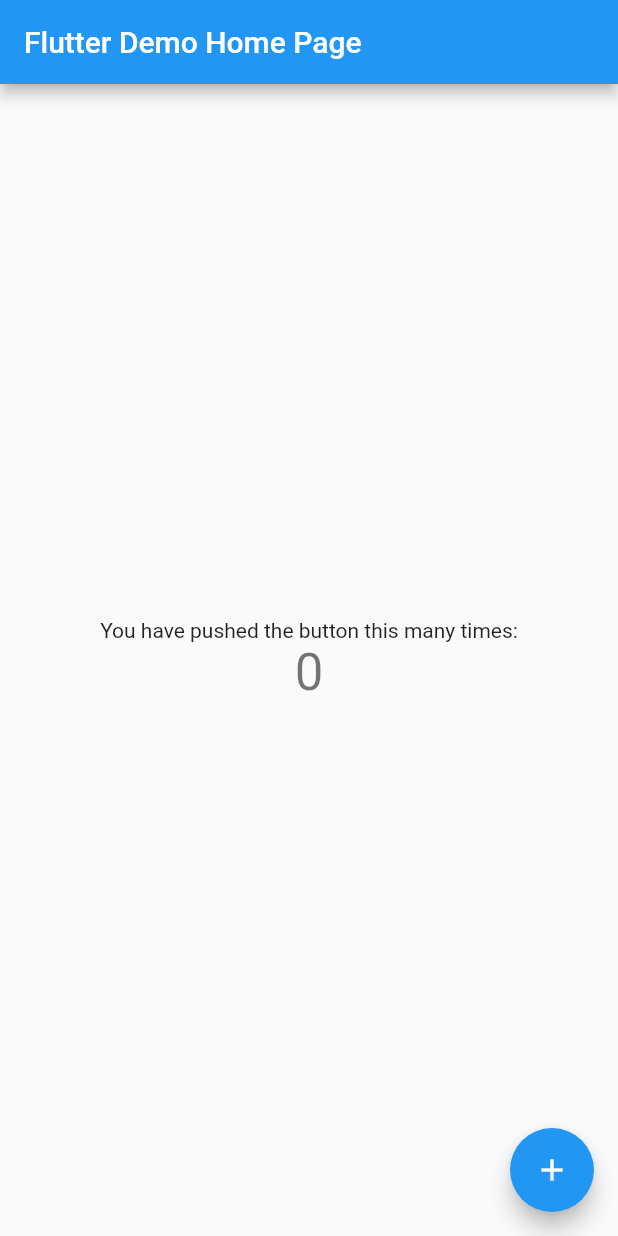
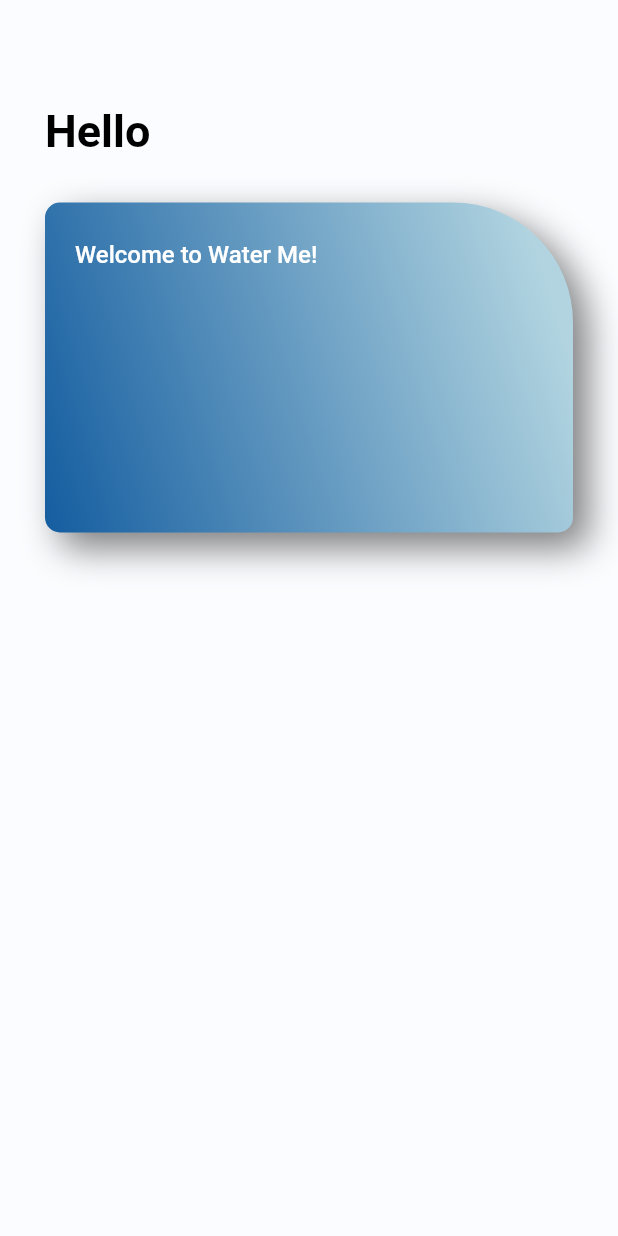
Before and after one commit to collierth/Team10-WaterMe, a Flutter app: the screen it shows after launch, on a phone screen of 412 x 824 dp. Run offline on Flutter 3.47's test engine with Material 2 defaults, Android fonts, the phone set to English and light mode, and no system bars.

Commit message:
Home Page UI Part 1

```diff
--- /dev/null
+++ b/waterme/lib/colors.dart
@@ -0,0 +1,11 @@
+import "dart:ui";
+
+import 'package:flutter/material.dart';
+
+class AppColor {
+  static Color homePageBackground=const Color(0xFFfbfcff);
+  static Color MidnightBlue = const Color(0xFF145DA0);
+  static Color DarkBlue = const Color(0xFF0c2D48);
+  static Color Blue = const Color(0xFF2E8BC0);
+  static Color BabyBlue = const Color(0xFFB1D4E0);
+}
--- /dev/null
+++ b/waterme/lib/home_page.dart
@@ -0,0 +1,90 @@
+import 'dart:convert';
+
+import 'package:flutter/cupertino.dart';
+import 'package:flutter/material.dart';
+import 'package:flutter/src/foundation/key.dart';
+import 'package:flutter/src/widgets/framework.dart';
+import 'colors.dart' as color;
+
+class HomePage extends StatefulWidget {
+  const HomePage({Key? key}) : super(key: key);
+
+  @override
+  State<HomePage> createState() => _HomePageState();
+}
+
+class _HomePageState extends State<HomePage> {
+  String greeting = 'Hello';
+  var dt = DateTime.now();
+  @override
+  Widget build(BuildContext context) {
+    return Scaffold(
+      backgroundColor: color.AppColor.homePageBackground,
+      body: Container(
+        padding: const EdgeInsets.only(top: 70, left: 30, right: 30),
+        child: Column(
+          children: [
+            Row(
+              children: [
+                Text(
+                  greeting,
+                  style: TextStyle(
+                    fontSize: 30,
+                    color: Colors.black,
+                    fontWeight: FontWeight.w700
+                  ),
+                ),
+              ],
+            ),
+            SizedBox(height: 30,),
+            Container(
+              width: MediaQuery.of(context).size.width,
+              height: 220,
+              decoration: BoxDecoration(
+                gradient: LinearGradient(
+                  colors: [
+                    color.AppColor.MidnightBlue,
+                    color.AppColor.BabyBlue,
+                  ],
+                  begin: Alignment.bottomLeft,
+                  end: Alignment.centerRight,
+                ),
+                borderRadius: BorderRadius.only(
+                  topLeft: Radius.circular(10),
+                  bottomLeft: Radius.circular(10),
+                  bottomRight: Radius.circular(10),
+                  topRight: Radius.circular(80),
+                ),
+                boxShadow: [
+                  BoxShadow(
+                    offset: Offset(10, 10),
+                    blurRadius: 20,
+                    color: Colors.black.withOpacity(0.5)
+                  )
+                ]
+              ),
+              child: Container(
+                padding: const EdgeInsets.only(left: 20, top: 25,),
+                child: Column(
+                  crossAxisAlignment: CrossAxisAlignment.start,
+                  children: [
+                    Text(
+                      "Welcome to Water Me!",
+                      style: TextStyle(
+                        fontSize: 16,
+                        fontWeight: FontWeight.w500,
+                        color: Colors.white,
+                      ),
+                    )
+                  ],
+                )
+              )
+
+            )
+          ]
+        ),
+      ),
+    );
+  }
+
+}
--- a/waterme/lib/main.dart
+++ b/waterme/lib/main.dart
@@ -1,4 +1,5 @@
 import 'package:flutter/material.dart';
+import 'package:waterme/home_page.dart';
 
 void main() {
   runApp(const MyApp());
@@ -13,103 +14,9 @@
     return MaterialApp(
       title: 'Flutter Demo',
       theme: ThemeData(
-        // This is the theme of your application.
-        //
-        // Try running your application with "flutter run". You'll see the
-        // application has a blue toolbar. Then, without quitting the app, try
-        // changing the primarySwatch below to Colors.green and then invoke
-        // "hot reload" (press "r" in the console where you ran "flutter run",
-        // or simply save your changes to "hot reload" in a Flutter IDE).
-        // Notice that the counter didn't reset back to zero; the application
-        // is not restarted.
         primarySwatch: Colors.blue,
       ),
-      home: const MyHomePage(title: 'Flutter Demo Home Page'),
+      home: HomePage(),
     );
   }
 }
-
-class MyHomePage extends StatefulWidget {
-  const MyHomePage({Key? key, required this.title}) : super(key: key);
-
-  // This widget is the home page of your application. It is stateful, meaning
-  // that it has a State object (defined below) that contains fields that affect
-  // how it looks.
-
-  // This class is the configuration for the state. It holds the values (in this
-  // case the title) provided by the parent (in this case the App widget) and
-  // used by the build method of the State. Fields in a Widget subclass are
-  // always marked "final".
-
-  final String title;
-
-  @override
-  State<MyHomePage> createState() => _MyHomePageState();
-}
-
-class _MyHomePageState extends State<MyHomePage> {
-  int _counter = 0;
-
-  void _incrementCounter() {
-    setState(() {
-      // This call to setState tells the Flutter framework that something has
-      // changed in this State, which causes it to rerun the build method below
-      // so that the display can reflect the updated values. If we changed
-      // _counter without calling setState(), then the build method would not be
-      // called again, and so nothing would appear to happen.
-      _counter++;
-    });
-  }
-
-  @override
-  Widget build(BuildContext context) {
-    // This method is rerun every time setState is called, for instance as done
-    // by the _incrementCounter method above.
-    //
-    // The Flutter framework has been optimized to make rerunning build methods
-    // fast, so that you can just rebuild anything that needs updating rather
-    // than having to individually change instances of widgets.
-    return Scaffold(
-      appBar: AppBar(
-        // Here we take the value from the MyHomePage object that was created by
-        // the App.build method, and use it to set our appbar title.
-        title: Text(widget.title),
-      ),
-      body: Center(
-        // Center is a layout widget. It takes a single child and positions it
-        // in the middle of the parent.
-        child: Column(
-          // Column is also a layout widget. It takes a list of children and
-          // arranges them vertically. By default, it sizes itself to fit its
-          // children horizontally, and tries to be as tall as its parent.
-          //
-          // Invoke "debug painting" (press "p" in the console, choose the
-          // "Toggle Debug Paint" action from the Flutter Inspector in Android
-          // Studio, or the "Toggle Debug Paint" command in Visual Studio Code)
-          // to see the wireframe for each widget.
-          //
-          // Column has various properties to control how it sizes itself and
-          // how it positions its children. Here we use mainAxisAlignment to
-          // center the children vertically; the main axis here is the vertical
-          // axis because Columns are vertical (the cross axis would be
-          // horizontal).
-          mainAxisAlignment: MainAxisAlignment.center,
-          children: <Widget>[
-            const Text(
-              'You have pushed the button this many times:',
-            ),
-            Text(
-              '$_counter',
-              style: Theme.of(context).textTheme.headline4,
-            ),
-          ],
-        ),
-      ),
-      floatingActionButton: FloatingActionButton(
-        onPressed: _incrementCounter,
-        tooltip: 'Increment',
-        child: const Icon(Icons.add),
-      ), // This trailing comma makes auto-formatting nicer for build methods.
-    );
-  }
-}
--- a/waterme/pubspec.yaml
+++ b/waterme/pubspec.yaml
@@ -29,6 +29,7 @@
 dependencies:
   flutter:
     sdk: flutter
+  intl: ^0.17.0
 
 
   # The following adds the Cupertino Icons font to your application.
```
Also changed, not shown: waterme/pubspec.lock.
